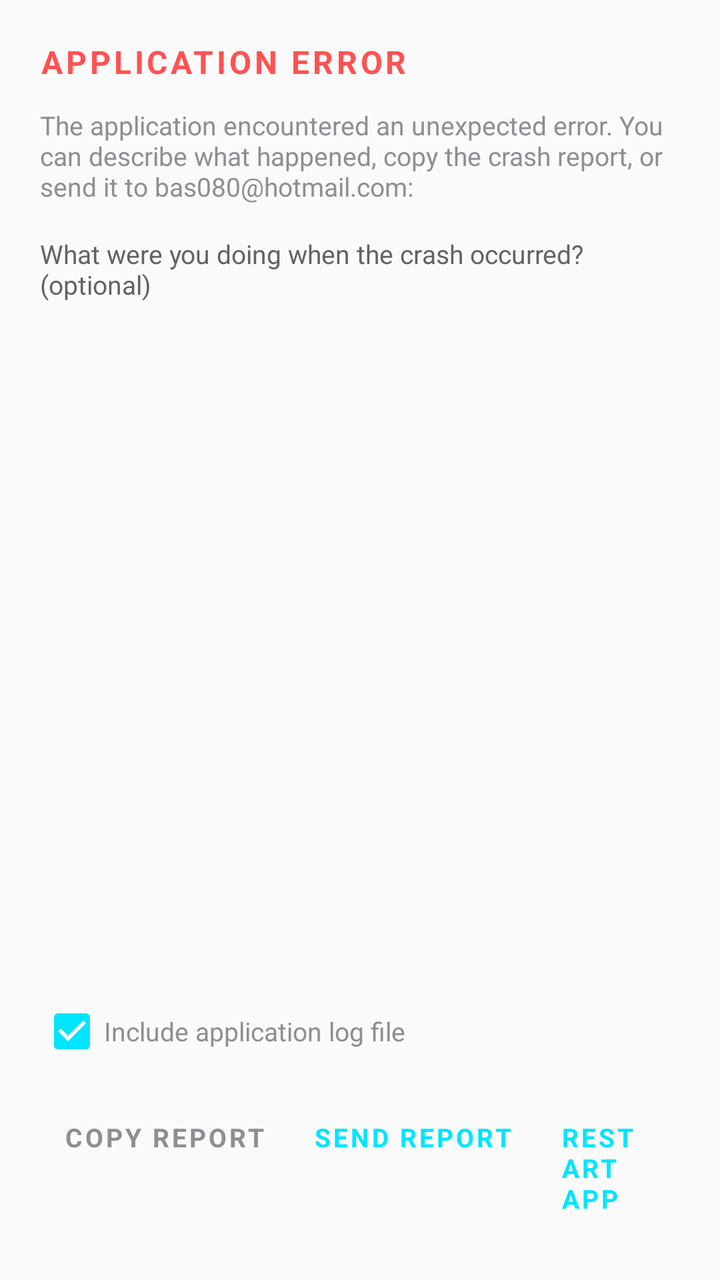
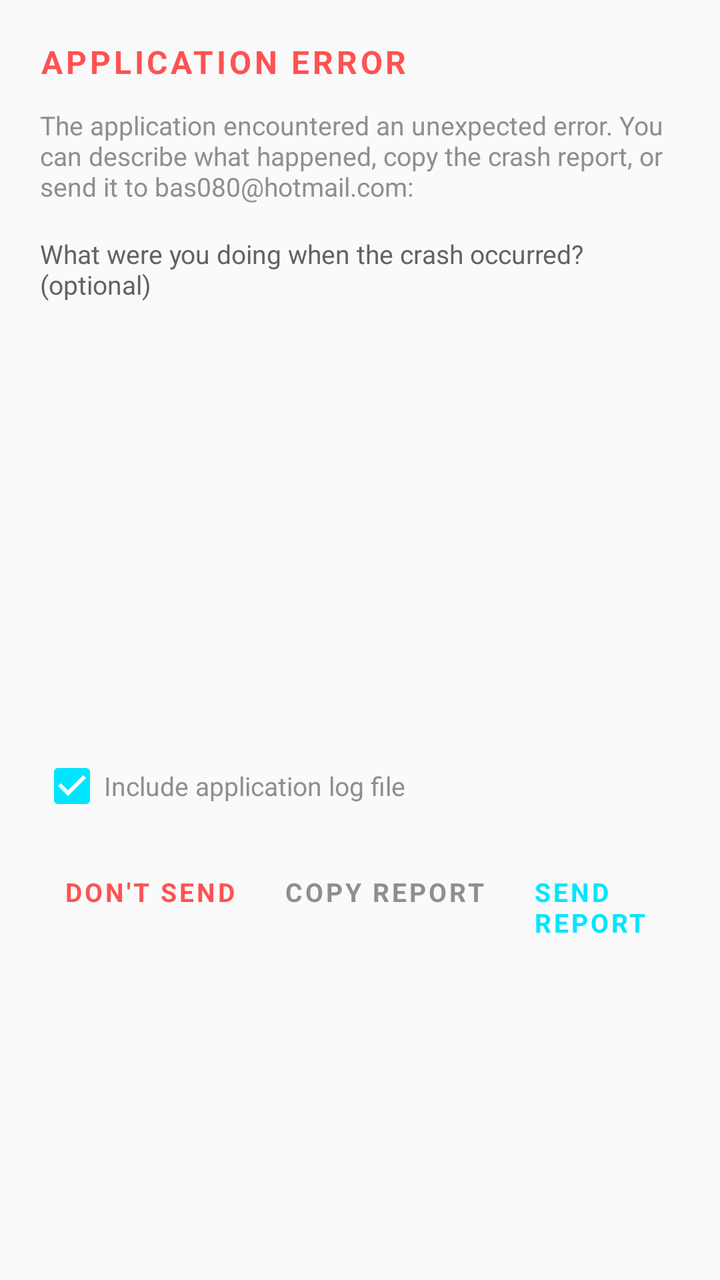

The first picture is an Android layout as it rendered before a commit; the second is the same layout after the commit. The layout source and the unified diff follow.
<!-- AndroidManifest.xml: application theme Theme.NotificationReminders -->
<!-- res/layout/activity_crash_report.xml -->
<?xml version="1.0" encoding="utf-8"?>
<LinearLayout xmlns:android="http://schemas.android.com/apk/res/android"
    android:layout_width="match_parent"
    android:layout_height="match_parent"
    android:orientation="vertical"
    android:background="?android:attr/colorBackground"
    android:padding="20dp">

    <TextView
        android:id="@+id/crash_title"
        android:layout_width="match_parent"
        android:layout_height="wrap_content"
        android:text="@string/crash_report_title"
        android:textSize="16sp"
        android:textStyle="bold"
        android:letterSpacing="0.1"
        android:textColor="@color/accent_danger"
        android:layout_marginBottom="12dp" />

    <TextView
        android:id="@+id/crash_message"
        android:layout_width="match_parent"
        android:layout_height="wrap_content"
        android:text="@string/crash_report_description"
        android:textSize="13sp"
        android:textColor="?android:attr/textColorSecondary"
        android:layout_marginBottom="16dp" />

    <EditText
        android:id="@+id/et_user_comment"
        android:layout_width="match_parent"
        android:layout_height="wrap_content"
        android:hint="@string/crash_user_comment_hint"
        android:textSize="13sp"
        android:textColor="?android:attr/textColorPrimary"
        android:textColorHint="?android:attr/textColorHint"
        android:minLines="2"
        android:maxLines="4"
        android:gravity="top|start"
        android:background="@null"
        android:layout_marginBottom="16dp" />

    <ScrollView
        android:layout_width="match_parent"
        android:layout_height="0dp"
        android:layout_weight="1"
        android:background="?android:attr/colorBackground"
        android:padding="12dp"
        android:layout_marginBottom="16dp">

        <TextView
            android:id="@+id/crash_stack_trace"
            android:layout_width="match_parent"
            android:layout_height="wrap_content"
            android:textColor="?android:attr/textColorPrimary"
            android:textSize="11sp"
            android:fontFamily="monospace"
            android:lineSpacingExtra="2dp" />
    </ScrollView>

    <CheckBox
        android:id="@+id/cb_include_logs"
        android:layout_width="match_parent"
        android:layout_height="wrap_content"
        android:text="@string/crash_include_logs"
        android:textColor="?android:attr/textColorSecondary"
        android:textSize="13sp"
        android:checked="true"
        android:layout_marginBottom="16dp" />

    <LinearLayout
        android:layout_width="match_parent"
        android:layout_height="wrap_content"
        android:orientation="horizontal"
        android:gravity="end">

        <TextView
            android:id="@+id/btn_copy_report"
            android:layout_width="wrap_content"
            android:layout_height="wrap_content"
            android:text="@string/btn_copy_report"
            android:textSize="13sp"
            android:textStyle="bold"
            android:letterSpacing="0.1"
            android:textColor="@color/text_secondary"
            android:padding="12dp"
            android:clickable="true"
            android:focusable="true"
            android:background="?attr/selectableItemBackground" />

        <TextView
            android:id="@+id/btn_send_report"
            android:layout_width="wrap_content"
            android:layout_height="wrap_content"
            android:text="@string/btn_send_report"
            android:textSize="13sp"
            android:textStyle="bold"
            android:letterSpacing="0.1"
            android:textColor="@color/accent"
            android:padding="12dp"
            android:clickable="true"
            android:focusable="true"
            android:background="?attr/selectableItemBackground" />

        <TextView
            android:id="@+id/btn_restart_app"
            android:layout_width="wrap_content"
            android:layout_height="wrap_content"
            android:text="@string/btn_restart_app"
            android:textSize="13sp"
            android:textStyle="bold"
            android:letterSpacing="0.1"
            android:textColor="@color/accent"
            android:padding="12dp"
            android:clickable="true"
            android:focusable="true"
            android:background="?attr/selectableItemBackground" />

    </LinearLayout>

</LinearLayout>
<!-- resources referenced by this layout -->
<resources>
  <color name="accent">#00E5FF</color>
  <color name="accent_danger">#FF5252</color>
  <color name="text_secondary">#8E8E93</color>
  <string name="btn_copy_report">COPY REPORT</string>
  <string name="btn_restart_app">RESTART APP</string>
  <string name="btn_send_report">SEND REPORT</string>
  <string name="crash_include_logs">Include application log file</string>
  <string name="crash_report_description">The application encountered an unexpected error. You can describe what happened, copy the crash report, or send it to bas080@hotmail.com:</string>
  <string name="crash_report_title">APPLICATION ERROR</string>
  <string name="crash_user_comment_hint">What were you doing when the crash occurred? (optional)</string>
  <style name="Theme.NotificationReminders" parent="Theme.AppCompat.DayNight.NoActionBar">
          <item name="android:windowBackground">@color/bg_dark</item>
          <item name="colorPrimary">@color/bg_dark</item>
          <item name="colorPrimaryDark">@color/primary_dark_color</item>
          <item name="colorAccent">@color/accent</item>
          <item name="android:textColorPrimary">@color/text_primary</item>
          <item name="android:textColorSecondary">@color/text_secondary</item>
          <item name="android:editTextColor">@color/text_primary</item>
          <item name="android:textColorHint">@color/text_muted</item>
          <item name="alertDialogTheme">@style/Theme.NotificationReminders.Dialog</item>
          <item name="android:dialogTheme">@style/Theme.NotificationReminders.Dialog</item>
      </style>
  <color name="bg_dark">#0D0D0D</color>
  <color name="primary_dark_color">#000000</color>
  <color name="text_primary">#FFFFFF</color>
  <color name="text_muted">#636366</color>
  <style name="Theme.NotificationReminders.Dialog" parent="Theme.AppCompat.DayNight.Dialog.Alert">
          <item name="android:windowBackground">@drawable/bg_card</item>
          <item name="android:colorBackground">@color/bg_surface</item>
          <item name="colorPrimary">@color/bg_dark</item>
          <item name="colorAccent">@color/accent</item>
          <item name="android:textColorPrimary">@color/text_primary</item>
          <item name="android:textColorSecondary">@color/text_secondary</item>
          <item name="android:textColorAlertDialogListItem">@color/text_primary</item>
          <item name="android:listDivider">@drawable/dialog_divider</item>
          <item name="android:divider">@drawable/dialog_divider</item>
          <item name="android:dividerHeight">1dp</item>
      </style>
  <!-- drawable bg_card (drawable) -->
  <?xml version="1.0" encoding="utf-8"?>
  <shape xmlns:android="http://schemas.android.com/apk/res/android"
      android:shape="rectangle">
      <solid android:color="@color/bg_surface" />
      <stroke
          android:width="1dp"
          android:color="@color/divider_color" />
      <corners android:radius="4dp" />
  </shape>
  <color name="bg_surface">#1A1A1A</color>
  <!-- drawable dialog_divider (drawable) -->
  <?xml version="1.0" encoding="utf-8"?>
  <shape xmlns:android="http://schemas.android.com/apk/res/android"
      android:shape="rectangle">
      <size android:height="1dp" />
      <solid android:color="@color/divider_color" />
  </shape>
  <color name="divider_color">#2C2C2E</color>
</resources>

<!-- the commit's change to res/layout/activity_crash_report.xml (unified diff, before → after) -->
@@ -75,6 +75,20 @@
         android:gravity="end">
 
         <TextView
+            android:id="@+id/btn_dont_send"
+            android:layout_width="wrap_content"
+            android:layout_height="wrap_content"
+            android:text="@string/btn_dont_send"
+            android:textSize="13sp"
+            android:textStyle="bold"
+            android:letterSpacing="0.1"
+            android:textColor="@color/accent_danger"
+            android:padding="12dp"
+            android:clickable="true"
+            android:focusable="true"
+            android:background="?attr/selectableItemBackground" />
+
+        <TextView
             android:id="@+id/btn_copy_report"
             android:layout_width="wrap_content"
             android:layout_height="wrap_content"
<!-- resource entries referenced after the edit -->
@@ -4,6 +4,7 @@
   <color name="accent_danger">#FF5252</color>
   <color name="text_secondary">#8E8E93</color>
   <string name="btn_copy_report">COPY REPORT</string>
+  <string name="btn_dont_send">DON\'T SEND</string>
   <string name="btn_restart_app">RESTART APP</string>
   <string name="btn_send_report">SEND REPORT</string>
   <string name="crash_include_logs">Include application log file</string>
